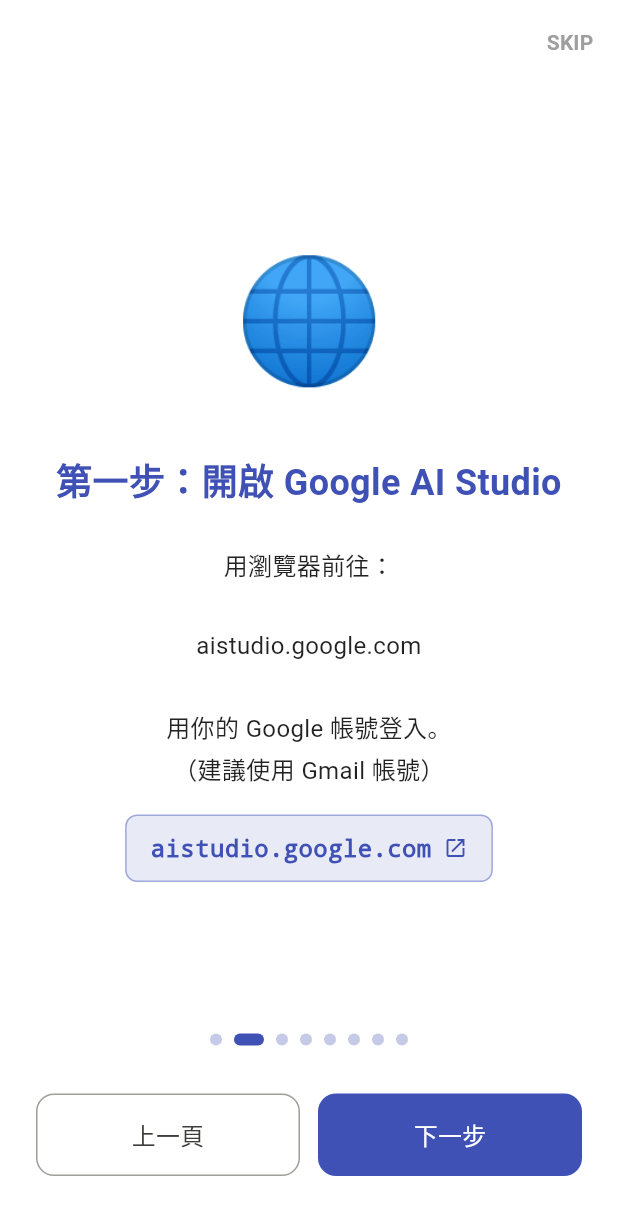
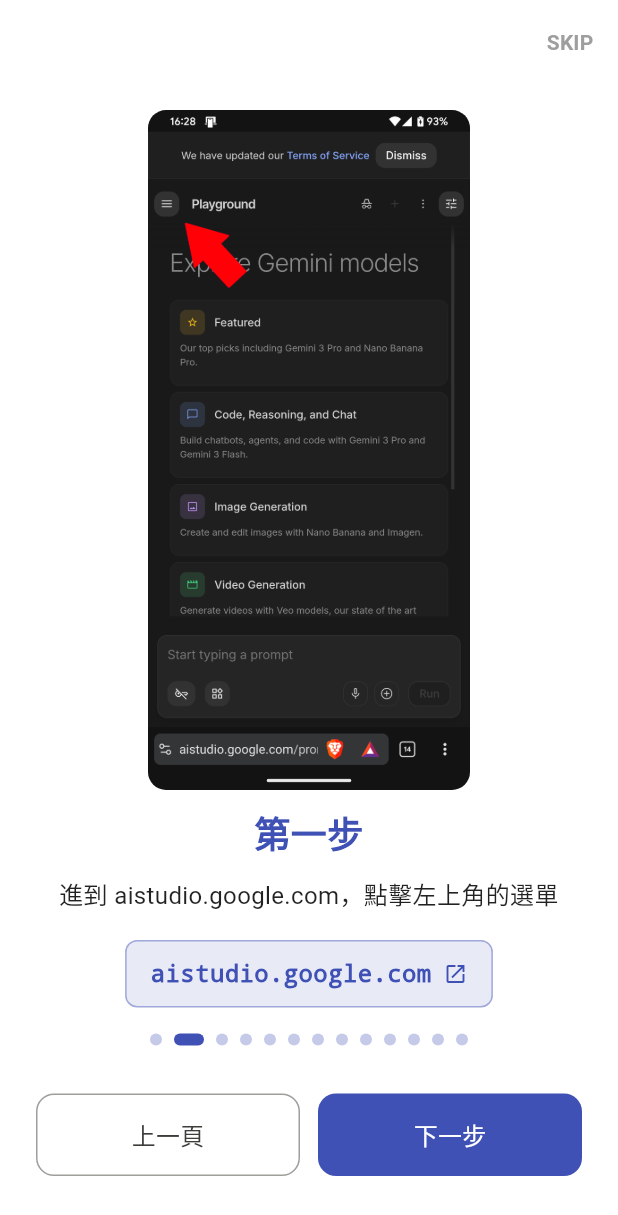
Before and after one commit to Sean11231123/Meeting_Notes, a Flutter app: the screen it shows after launch, swiped to page 2, on a phone screen of 412 x 824 dp. Shown: the top 1215 px of the screen. Run offline on Flutter 3.47's test engine with Material 3 defaults, Android fonts, the phone set to English and light mode, and no system bars; our stand-ins replace file_picker, flutter_markdown_plus, flutter_secure_storage, google_generative_ai, package_info_plus, pdf and 5 more; missing offline and left inert: dart:js_interop, record.

Commit message:
fix: upload issues on ios style: Adjust the text spacing, layout, and description on the OnboardingPage

```diff
--- a/lib/onboarding_page.dart
+++ b/lib/onboarding_page.dart
@@ -23,26 +23,50 @@
       description:
           '這個 App 可以幫你錄音，並用 AI 自動整理成結構化的筆記。\n\n在開始之前，你需要申請一個免費的 Gemini API Key。',
     ),
+    // --- 8 頁圖片教學 ---
     OnboardingStep(
-      emoji: '🌐',
-      title: '第一步：開啟 Google AI Studio',
-      description:
-          '用瀏覽器前往：\n\naistudio.google.com\n\n用你的 Google 帳號登入。\n（建議使用 Gmail 帳號）',
+      title: '第一步',
+      description: '進到 aistudio.google.com，點擊左上角的選單',
+      imageAsset: 'assets/images/step1.png',
       highlightText: 'aistudio.google.com',
       highlightUrl: 'https://aistudio.google.com',
     ),
     OnboardingStep(
-      emoji: '🔑',
-      title: '第二步：建立 API Key',
-      description:
-          '登入後，點擊左側選單的\n「Get API key」\n\n然後點擊「Create API key」\n\n選擇「Create API key in new project」',
+      title: '第二步',
+      description: '點擊左下角的 "Get API key"',
+      imageAsset: 'assets/images/step2.png',
     ),
     OnboardingStep(
-      emoji: '📋',
-      title: '第三步：複製 API Key',
-      description:
-          '系統會產生一串以「AIza」開頭的金鑰。\n\n點擊旁邊的複製按鈕，把這串金鑰複製起來。\n\n⚠️ 請勿將 API Key 分享給他人',
+      title: '第三步',
+      description: '點擊右上角的 "Create API key"',
+      imageAsset: 'assets/images/step3.png',
     ),
+    OnboardingStep(
+      title: '第四步',
+      description: '創建一個 project',
+      imageAsset: 'assets/images/step4.png',
+    ),
+    OnboardingStep(
+      title: '第五步',
+      description: '點擊 "Create project"',
+      imageAsset: 'assets/images/step5.png',
+    ),
+    OnboardingStep(
+      title: '第六步',
+      description: '點擊 "Create key"',
+      imageAsset: 'assets/images/step6.png',
+    ),
+    OnboardingStep(
+      title: '第七步',
+      description: '點擊剛剛創建好的 key',
+      imageAsset: 'assets/images/step7.png',
+    ),
+    OnboardingStep(
+      title: '第八步',
+      description: '點擊 "Copy key" 就完成了！',
+      imageAsset: 'assets/images/step8.png',
+    ),
+    // --- 圖片教學結束 ---
     OnboardingStep(
       emoji: '💰',
       title: '費用說明',
@@ -53,13 +77,13 @@
       emoji: '📱',
       title: '加到主畫面（iOS）',
       description:
-          '如果你是 iPhone 用戶：\n\n1. 用 Safari 開啟本 App 的網址\n2. 點底部的「分享」按鈕 □↑\n3. 向下滑找到「加入主畫面」\n4. 點「新增」\n\n之後就可以像一般 App 一樣從主畫面開啟！',
+          '如果你是 iPhone 用戶：\n1. 用 Safari 開啟本 App 的網址\n2. 點底部的「分享」按鈕 □↑\n3. 向下滑找到「加入主畫面」\n4. 點「新增」\n之後就可以像一般 App 一樣從主畫面開啟！\n\n注意：ios用戶無法在背景執行本服務，可以選擇上傳音檔來獲得較好的體驗',
     ),
     OnboardingStep(
       emoji: '🤖',
       title: '加到主畫面（Android）',
       description:
-          '如果你是 Android 用戶：\n\n方法一（建議）：\n直接安裝 APK 檔案\n\n方法二（網頁版）：\n1. 用 Chrome 開啟本 App 網址\n2. 點右上角選單「⋮」\n3. 選「新增至主畫面」\n4. 點「新增」',
+          '如果你是 Android 用戶：\n方法一（建議）：\n直接安裝 APK 檔案\n\n方法二（網頁版）：\n1. 用 Chrome 開啟本 App 網址\n2. 點右上角選單「⋮」\n3. 選「新增至主畫面」\n4. 點「新增」',
     ),
     OnboardingStep(
       emoji: '✅',
@@ -110,7 +134,6 @@
       ),
       body: Column(
         children: [
-          // 頁面內容
           Expanded(
             child: PageView.builder(
               controller: _controller,
@@ -123,8 +146,27 @@
                   child: Column(
                     mainAxisAlignment: MainAxisAlignment.center,
                     children: [
-                      Text(step.emoji, style: const TextStyle(fontSize: 80)),
-                      const SizedBox(height: 32),
+                      // 有圖片時顯示圖片，否則顯示 emoji
+                      if (step.imageAsset != null) ...[
+                        ConstrainedBox(
+                          constraints: BoxConstraints(
+                            maxHeight:
+                                MediaQuery.of(context).size.height *
+                                0.55, // 限制圖片最多佔螢幕高度的 40%
+                          ),
+                          child: ClipRRect(
+                            borderRadius: BorderRadius.circular(12),
+                            child: Image.asset(
+                              step.imageAsset!,
+                              fit: BoxFit.contain,
+                            ),
+                          ),
+                        ),
+                        const SizedBox(height: 12),
+                      ] else if (step.emoji != null) ...[
+                        Text(step.emoji!, style: const TextStyle(fontSize: 80)),
+                        const SizedBox(height: 32),
+                      ],
                       Text(
                         step.title,
                         textAlign: TextAlign.center,
@@ -134,7 +176,7 @@
                           color: Colors.indigo,
                         ),
                       ),
-                      const SizedBox(height: 24),
+                      const SizedBox(height: 10),
                       Text(
                         step.description,
                         textAlign: TextAlign.center,
@@ -200,12 +242,10 @@
             ),
           ),
 
-          // 底部導航區
           Padding(
             padding: const EdgeInsets.fromLTRB(24, 0, 24, 40),
             child: Column(
               children: [
-                // 小圓點指示器
                 Row(
                   mainAxisAlignment: MainAxisAlignment.center,
                   children: List.generate(
@@ -225,10 +265,8 @@
                   ),
                 ),
                 const SizedBox(height: 32),
-
                 Row(
                   children: [
-                    // 上一頁按鈕（第一頁時隱藏）
                     if (_currentPage > 0)
                       Expanded(
                         child: OutlinedButton(
@@ -250,10 +288,7 @@
                           ),
                         ),
                       ),
-
                     if (_currentPage > 0) const SizedBox(width: 12),
-
-                    // 下一步 / 完成按鈕
                     Expanded(
                       child: ElevatedButton(
                         onPressed: () {
@@ -292,17 +327,19 @@
 }
 
 class OnboardingStep {
-  final String emoji;
+  final String? emoji;
   final String title;
   final String description;
   final String? highlightText;
   final String? highlightUrl;
+  final String? imageAsset;
 
   const OnboardingStep({
-    required this.emoji,
+    this.emoji,
     required this.title,
     required this.description,
     this.highlightText,
     this.highlightUrl,
+    this.imageAsset,
   });
 }
--- a/lib/recorder_page.dart
+++ b/lib/recorder_page.dart
@@ -198,7 +198,7 @@
 
   Future<void> _pickAudioFile() async {
     final result = await FilePicker.platform.pickFiles(
-      type: FileType.audio,
+      type: FileType.any,
       allowMultiple: false,
       withData: kIsWeb,
     );
@@ -206,6 +206,26 @@
     if (result == null || result.files.isEmpty) return;
 
     final file = result.files.first;
+
+    // 檢查副檔名是否為音訊格式
+    final ext = file.name.split('.').last.toLowerCase();
+    const supportedFormats = [
+      'mp3',
+      'm4a',
+      'wav',
+      'webm',
+      'ogg',
+      'aac',
+      'flac',
+    ];
+    if (!supportedFormats.contains(ext)) {
+      if (mounted) {
+        ScaffoldMessenger.of(context).showSnackBar(
+          SnackBar(content: Text('不支援的格式：.$ext\n請上傳 mp3、m4a、wav 等音訊檔案')),
+        );
+      }
+      return; // ← 這裡要 return，不繼續執行
+    }
 
     setState(() {
       _uploadedFileName = file.name;
--- a/pubspec.yaml
+++ b/pubspec.yaml
@@ -1,7 +1,7 @@
 name: meeting_notes
 description: "A local-first AI Meeting Assistant for students."
 publish_to: 'none'
-version: 1.3.0+1
+version: 1.3.1+1
 
 environment:
   sdk: ^3.11.3
@@ -38,3 +38,5 @@
 
 flutter:
   uses-material-design: true
+  assets:
+    - assets/images/
--- a/version.json
+++ b/version.json
@@ -1,5 +1,5 @@
 {
-    "version": "1.3.0",
-    "message": "增加上傳音檔的功能",
+    "version": "1.3.1",
+    "message": "更新 onboarding page 與修正 ios 端音訊上傳問題",
     "url": "https://github.com/Sean11231123/Meeting_Notes/releases/latest"
 }
```
Also changed, not shown: assets/images/step1.png (added), assets/images/step2.png (added), assets/images/step3.png (added), assets/images/step4.png (added), assets/images/step5.png (added), assets/images/step6.png (added), assets/images/step7.png (added), assets/images/step8.png (added).
